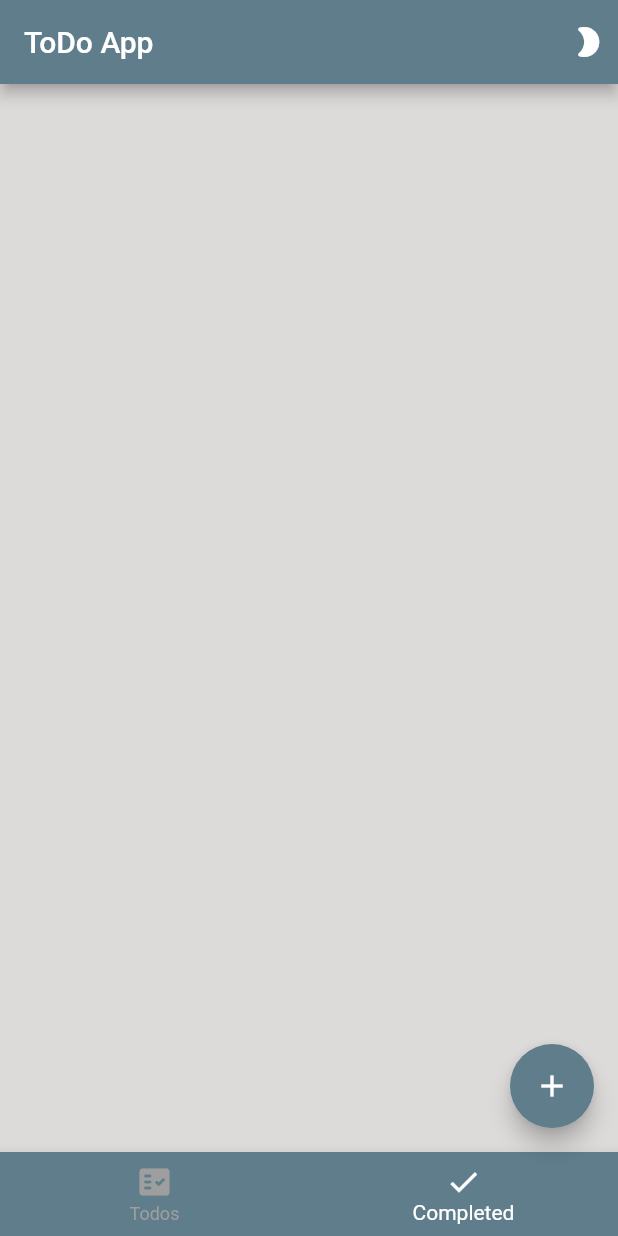
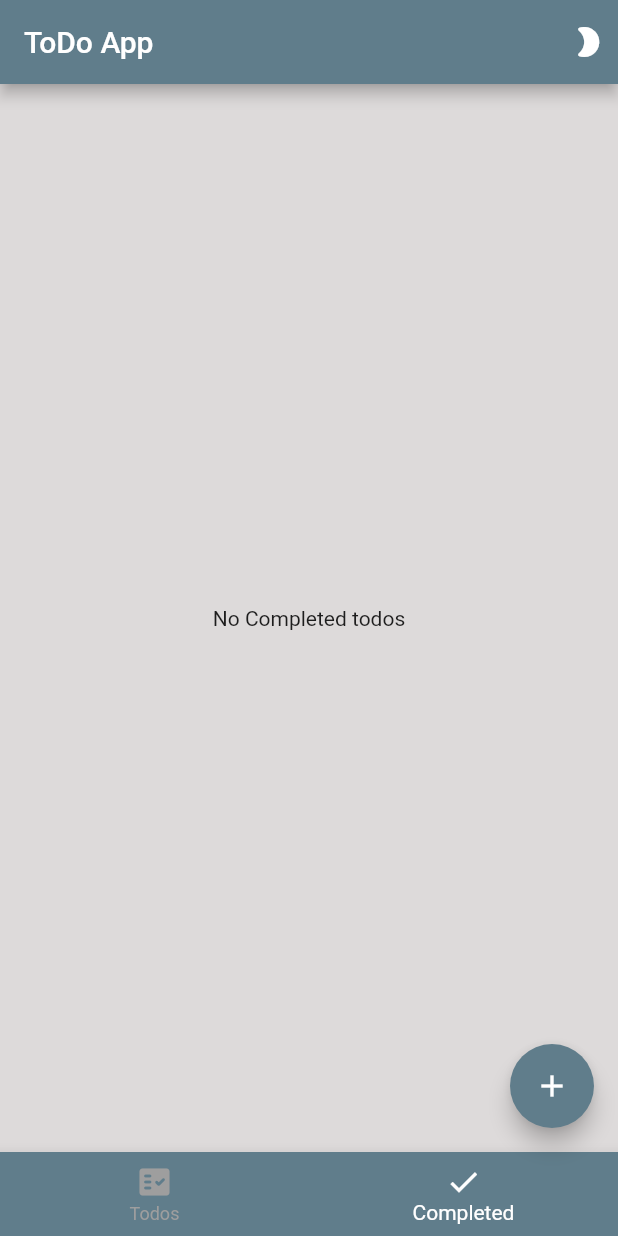
Before and after one commit to BrookFeleke/Todo, a Flutter app: the screen it shows after launch, item 2 of the bottom bar chosen, on a phone screen of 412 x 824 dp. Run offline on Flutter 3.47's test engine with Material 2 defaults, Android fonts, the phone set to English and light mode, and no system bars; our stand-ins replace flutter_slidable.

Commit message:
added most of functionality, edit button for later

```diff
--- a/lib/main.dart
+++ b/lib/main.dart
@@ -11,7 +11,7 @@ class MyApp extends StatelessWidget {
   const MyApp({Key? key}) : super(key: key);
 
 
-    static final String title = 'ToDo App';
+    static const String title = 'ToDo App';
   @override
   Widget build(BuildContext context) {
     return ChangeNotifierProvider(
--- a/lib/model/todo.dart
+++ b/lib/model/todo.dart
@@ -1,4 +1,4 @@
-import 'package:flutter/cupertino.dart';
+
 
 class TodoField {
   static const createdTime = 'createdTime';
--- a/lib/page/homepage.dart
+++ b/lib/page/homepage.dart
@@ -1,7 +1,8 @@
 import 'package:flutter/material.dart';
 
 import 'package:todo/main.dart';
-import '../widget/AddtodoDialog.dart';
+import 'package:todo/widget/completed_list_widget.dart';
+import '../widget/add_todo_dialog.dart';
 import '../widget/todo_list_widget.dart';
 
 class HomePage extends StatefulWidget {
@@ -16,16 +17,18 @@ class _HomePageState extends State<HomePage> {
   @override
   Widget build(BuildContext context) {
     final tabs = [
-      TodoListWidget(),
-      Container(),
+      const TodoListWidget(),
+      CompletedListWidget(),
     ];
     return Scaffold(
       backgroundColor: Color.fromARGB(255, 221, 218, 218),
       appBar: AppBar(
-        actions: [Padding(
-          padding: const EdgeInsets.all(8.0),
-          child: Icon(Icons.mode_night_rounded),
-        )],
+        actions: const  [
+         Padding(
+            padding:  EdgeInsets.all(8.0),
+            child: Icon(Icons.mode_night_rounded),
+          )
+        ],
         title: Text(MyApp.title),
       ),
       bottomNavigationBar: BottomNavigationBar(
--- /dev/null
+++ b/lib/widget/completed_list_widget.dart
@@ -0,0 +1,26 @@
+import 'package:flutter/material.dart';
+import 'package:provider/provider.dart';
+import 'package:todo/widget/Todo_widget.dart';
+import '../provider/todos.dart';
+
+class CompletedListWidget extends StatelessWidget {
+  const CompletedListWidget({ Key? key }) : super(key: key);
+
+  @override
+  Widget build(BuildContext context) {
+     final provider = Provider.of<TodosProvider>(context);
+    final todos = provider.todosCompleted;
+
+    return todos.isEmpty?Center(child: Text("No Completed todos")):ListView.separated(
+      separatorBuilder: ((context, index) => Container(height: 7,)),
+      physics: BouncingScrollPhysics(),
+      padding: EdgeInsets.all(16),
+      itemCount: todos.length,
+      itemBuilder: (context, index) {
+        final todo = todos[index];
+
+        return TodoWidget(todo: todo);
+      },
+    );
+  }
+}
```
Also changed, not shown: lib/provider/todos.dart (+13 -0 lines), lib/utils.dart (added, +10 -0 lines), lib/widget/Todo_widget.dart (+24 -6 lines), lib/widget/add_todo_dialog.dart (renamed from lib/widget/AddtodoDialog.dart).
